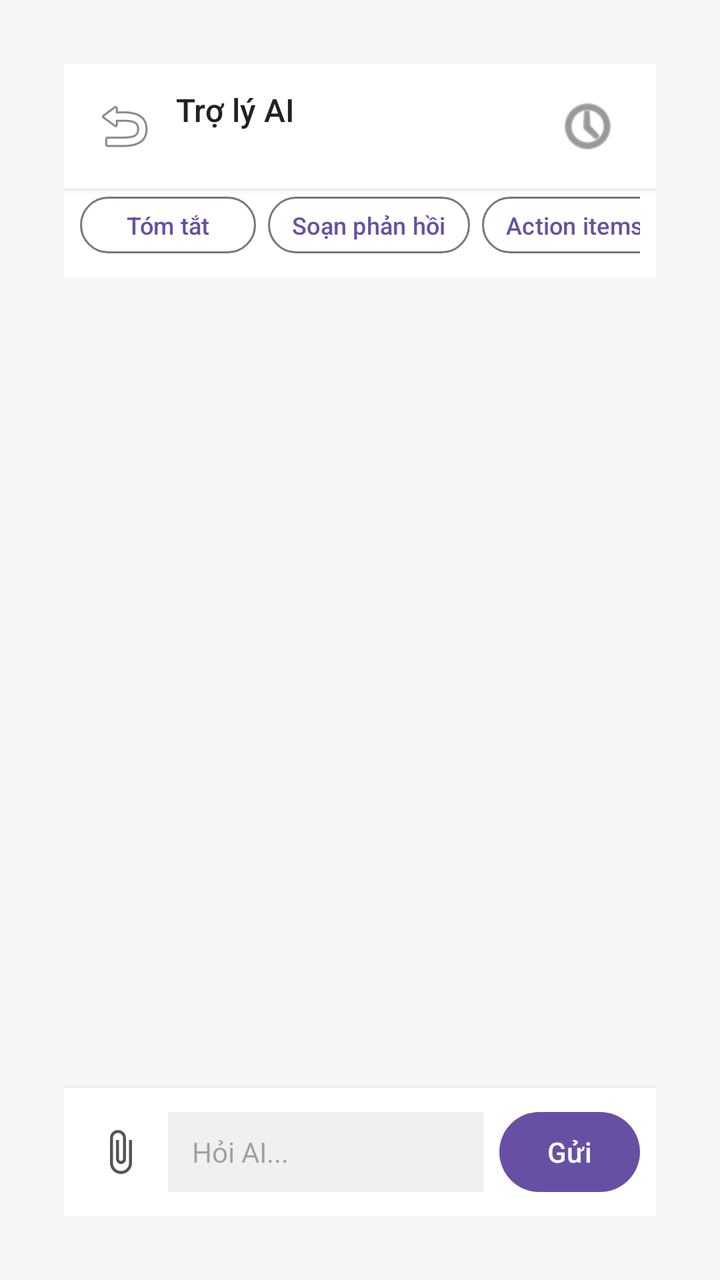
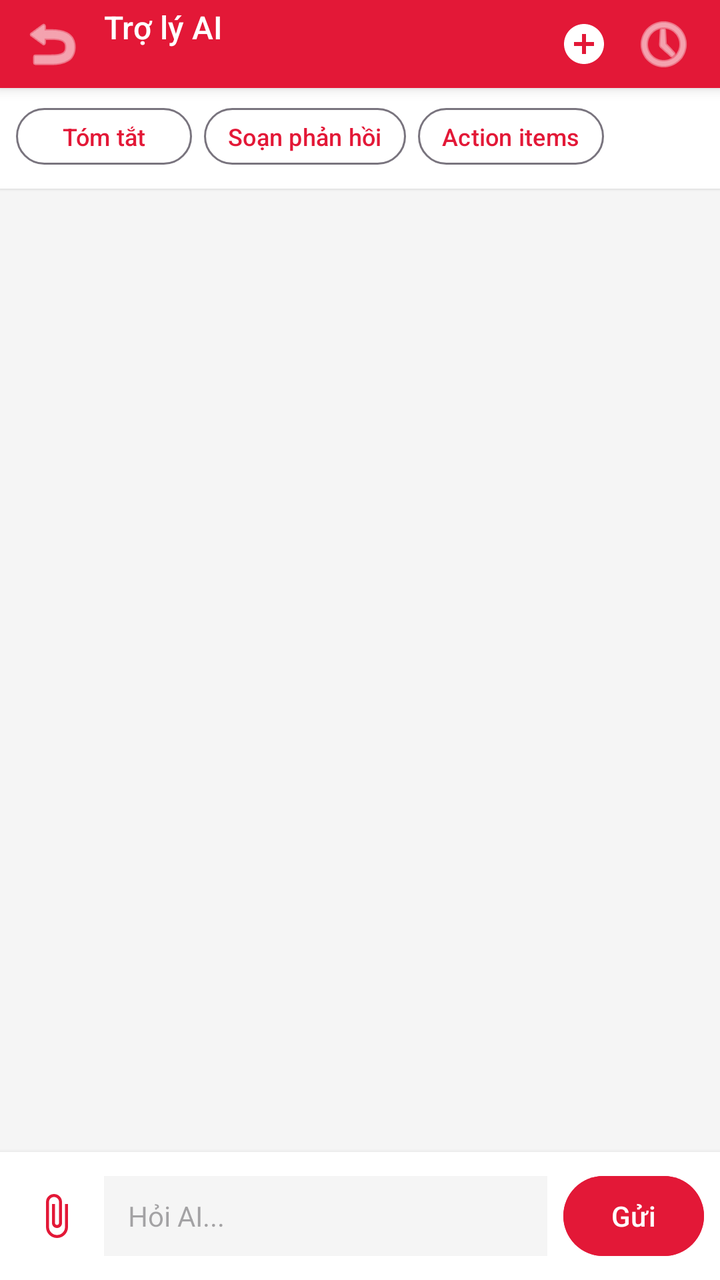

Screens rendered from an Android XML layout before and after an edit, with the pre-edit source and the edit as a unified diff.
<!-- AndroidManifest.xml: application theme Theme.TodoApp -->
<!-- res/layout/activity_ai_chat.xml -->
<?xml version="1.0" encoding="utf-8"?>
<androidx.constraintlayout.widget.ConstraintLayout xmlns:android="http://schemas.android.com/apk/res/android"
    xmlns:app="http://schemas.android.com/apk/res-auto"
    android:layout_width="match_parent"
    android:layout_height="match_parent"
    android:padding="32dp"
    android:background="#F5F6F8">

    
    <LinearLayout
        android:id="@+id/header"
        android:layout_width="match_parent"
        android:layout_height="wrap_content"
        android:background="@android:color/white"
        android:elevation="2dp"
        android:gravity="center_vertical"
        android:orientation="horizontal"
        android:padding="12dp"
        app:layout_constraintTop_toTopOf="parent">

        <ImageButton
            android:id="@+id/btnBack"
            android:layout_width="36dp"
            android:layout_height="36dp"
            android:background="?android:attr/selectableItemBackgroundBorderless"
            android:contentDescription="Back"
            android:src="@android:drawable/ic_menu_revert" />

        <LinearLayout
            android:layout_width="0dp"
            android:layout_height="wrap_content"
            android:layout_marginStart="8dp"
            android:layout_weight="1"
            android:orientation="vertical">

            <TextView
                android:layout_width="match_parent"
                android:layout_height="wrap_content"
                android:fontFamily="sans-serif-medium"
                android:text="Trợ lý AI"
                android:textColor="#222222"
                android:textSize="16sp" />

            <TextView
                android:id="@+id/tvSubtitle"
                android:layout_width="match_parent"
                android:layout_height="wrap_content"
                android:layout_marginTop="2dp"
                android:ellipsize="end"
                android:maxLines="1"
                android:textColor="#666666"
                android:textSize="11sp" />
        </LinearLayout>


        <ImageButton
            android:id="@+id/btnHistory"
            android:layout_width="36dp"
            android:layout_height="36dp"
            android:layout_marginEnd="4dp"
            android:background="?android:attr/selectableItemBackgroundBorderless"
            android:contentDescription="Lịch sử chat"
            android:src="@android:drawable/ic_menu_recent_history"
            app:tint="#555555" />

        <ProgressBar
            android:id="@+id/progressThinking"
            android:layout_width="20dp"
            android:layout_height="20dp"
            android:visibility="gone" />
    </LinearLayout>

    
    <HorizontalScrollView
        android:id="@+id/chipsRow"
        android:layout_width="match_parent"
        android:layout_height="wrap_content"
        android:background="@android:color/white"
        android:paddingHorizontal="8dp"
        android:paddingBottom="8dp"
        android:scrollbars="none"
        app:layout_constraintTop_toBottomOf="@id/header">

        <LinearLayout
            android:layout_width="wrap_content"
            android:layout_height="wrap_content"
            android:orientation="horizontal">

            <Button
                android:id="@+id/chipSummarize"
                style="?attr/materialButtonOutlinedStyle"
                android:layout_width="wrap_content"
                android:layout_height="wrap_content"
                android:layout_marginEnd="6dp"
                android:minHeight="36dp"
                android:paddingHorizontal="12dp"
                android:text="Tóm tắt"
                android:textSize="12sp" />

            <Button
                android:id="@+id/chipReply"
                style="?attr/materialButtonOutlinedStyle"
                android:layout_width="wrap_content"
                android:layout_height="wrap_content"
                android:layout_marginEnd="6dp"
                android:minHeight="36dp"
                android:paddingHorizontal="12dp"
                android:text="Soạn phản hồi"
                android:textSize="12sp" />

            <Button
                android:id="@+id/chipActions"
                style="?attr/materialButtonOutlinedStyle"
                android:layout_width="wrap_content"
                android:layout_height="wrap_content"
                android:minHeight="36dp"
                android:paddingHorizontal="12dp"
                android:text="Action items"
                android:textSize="12sp" />
        </LinearLayout>
    </HorizontalScrollView>

    
    <androidx.recyclerview.widget.RecyclerView
        android:id="@+id/rvMessages"
        android:layout_width="match_parent"
        android:layout_height="0dp"
        android:clipToPadding="false"
        android:paddingVertical="8dp"
        app:layout_constraintBottom_toTopOf="@id/pendingAttachmentsRow"
        app:layout_constraintTop_toBottomOf="@id/chipsRow" />

    <TextView
        android:id="@+id/tvEmpty"
        android:layout_width="wrap_content"
        android:layout_height="wrap_content"
        android:gravity="center"
        android:text="Hỏi AI...\n(Tóm tắt / Phản hồi / Action items)"
        android:textColor="#888"
        android:textSize="13sp"
        android:visibility="gone"
        app:layout_constraintBottom_toTopOf="@id/pendingAttachmentsRow"
        app:layout_constraintEnd_toEndOf="parent"
        app:layout_constraintStart_toStartOf="parent"
        app:layout_constraintTop_toBottomOf="@id/chipsRow" />

    
    <LinearLayout
        android:id="@+id/pendingAttachmentsRow"
        android:layout_width="match_parent"
        android:layout_height="wrap_content"
        android:background="@android:color/white"
        android:gravity="center_vertical"
        android:orientation="horizontal"
        android:paddingHorizontal="8dp"
        android:paddingVertical="6dp"
        android:visibility="gone"
        app:layout_constraintBottom_toTopOf="@id/footer">

        <ProgressBar
            android:id="@+id/pendingProgress"
            android:layout_width="16dp"
            android:layout_height="16dp"
            android:layout_marginEnd="6dp"
            android:visibility="gone" />

        <TextView
            android:id="@+id/pendingProgressLabel"
            android:layout_width="wrap_content"
            android:layout_height="wrap_content"
            android:layout_marginEnd="8dp"
            android:textColor="#666666"
            android:textSize="11sp"
            android:visibility="gone" />

        <HorizontalScrollView
            android:layout_width="0dp"
            android:layout_height="wrap_content"
            android:layout_weight="1"
            android:scrollbars="none">

            <LinearLayout
                android:id="@+id/pendingAttachmentsContainer"
                android:layout_width="wrap_content"
                android:layout_height="wrap_content"
                android:orientation="horizontal" />
        </HorizontalScrollView>
    </LinearLayout>

    
    <LinearLayout
        android:id="@+id/footer"
        android:layout_width="match_parent"
        android:layout_height="wrap_content"
        android:background="@android:color/white"
        android:elevation="4dp"
        android:gravity="center_vertical"
        android:orientation="horizontal"
        android:padding="8dp"
        app:layout_constraintBottom_toBottomOf="parent">

        <ImageButton
            android:id="@+id/btnAttach"
            android:layout_width="40dp"
            android:layout_height="40dp"
            android:layout_marginEnd="4dp"
            android:background="?android:attr/selectableItemBackgroundBorderless"
            android:contentDescription="Đính kèm file"
            android:padding="8dp"
            android:src="@drawable/ic_attach_file"
            app:tint="#555555" />

        <EditText
            android:id="@+id/etInput"
            android:layout_width="0dp"
            android:layout_height="wrap_content"
            android:layout_weight="1"
            android:background="#F0F0F2"
            android:hint="Hỏi AI..."
            android:imeOptions="actionSend"
            android:inputType="textMultiLine|textCapSentences"
            android:maxLines="4"
            android:minHeight="40dp"
            android:paddingHorizontal="12dp"
            android:paddingVertical="8dp"
            android:textSize="14sp" />

        <Button
            android:id="@+id/btnSend"
            android:layout_width="wrap_content"
            android:layout_height="wrap_content"
            android:layout_marginStart="8dp"
            android:minWidth="64dp"
            android:text="Gửi" />
    </LinearLayout>

</androidx.constraintlayout.widget.ConstraintLayout>
<!-- resources referenced by this layout -->
<resources>
  <!-- drawable ic_attach_file (drawable) -->
  <?xml version="1.0" encoding="utf-8"?>
  <vector xmlns:android="http://schemas.android.com/apk/res/android"
      android:width="24dp"
      android:height="24dp"
      android:viewportWidth="24"
      android:viewportHeight="24"
      android:tint="?attr/colorControlNormal">
      <path
          android:fillColor="@android:color/white"
          android:pathData="M16.5,6v11.5c0,2.21 -1.79,4 -4,4s-4,-1.79 -4,-4V5c0,-1.38 1.12,-2.5 2.5,-2.5s2.5,1.12 2.5,2.5v10.5c0,0.55 -0.45,1 -1,1s-1,-0.45 -1,-1V6H10v9.5c0,1.38 1.12,2.5 2.5,2.5s2.5,-1.12 2.5,-2.5V5c0,-2.21 -1.79,-4 -4,-4S7,2.79 7,5v12.5c0,3.04 2.46,5.5 5.5,5.5s5.5,-2.46 5.5,-5.5V6h-1.5z" />
  </vector>
  <style name="Theme.TodoApp" parent="Base.Theme.TodoApp">
          
          <item name="android:windowOptOutEdgeToEdgeEnforcement" tools:targetApi="35">true</item>
      </style>
  <style name="Base.Theme.TodoApp" parent="Theme.Material3.DayNight.NoActionBar">
          
          
      </style>
</resources>

<!-- the commit's change to res/layout/activity_ai_chat.xml (unified diff, before → after) -->
@@ -3,33 +3,33 @@
     xmlns:app="http://schemas.android.com/apk/res-auto"
     android:layout_width="match_parent"
     android:layout_height="match_parent"
-    android:padding="32dp"
-    android:background="#F5F6F8">
+    android:background="@color/surface">
 
     
     <LinearLayout
         android:id="@+id/header"
         android:layout_width="match_parent"
         android:layout_height="wrap_content"
-        android:background="@android:color/white"
-        android:elevation="2dp"
+        android:background="@color/hust_red"
+        android:elevation="4dp"
         android:gravity="center_vertical"
         android:orientation="horizontal"
-        android:padding="12dp"
+        android:paddingHorizontal="4dp"
         app:layout_constraintTop_toTopOf="parent">
 
         <ImageButton
             android:id="@+id/btnBack"
-            android:layout_width="36dp"
-            android:layout_height="36dp"
+            android:layout_width="44dp"
+            android:layout_height="44dp"
             android:background="?android:attr/selectableItemBackgroundBorderless"
             android:contentDescription="Back"
-            android:src="@android:drawable/ic_menu_revert" />
+            android:src="@android:drawable/ic_menu_revert"
+            app:tint="#FFFFFF" />
 
         <LinearLayout
             android:layout_width="0dp"
             android:layout_height="wrap_content"
-            android:layout_marginStart="8dp"
+            android:layout_marginStart="4dp"
             android:layout_weight="1"
             android:orientation="vertical">
 
@@ -38,7 +38,7 @@
                 android:layout_height="wrap_content"
                 android:fontFamily="sans-serif-medium"
                 android:text="Trợ lý AI"
-                android:textColor="#222222"
+                android:textColor="#FFFFFF"
                 android:textSize="16sp" />
 
             <TextView
@@ -48,25 +48,35 @@
                 android:layout_marginTop="2dp"
                 android:ellipsize="end"
                 android:maxLines="1"
-                android:textColor="#666666"
+                android:textColor="#FFCDD2"
                 android:textSize="11sp" />
         </LinearLayout>
 
+        <ImageButton
+            android:id="@+id/btnNewChat"
+            android:layout_width="40dp"
+            android:layout_height="40dp"
+            android:background="?android:attr/selectableItemBackgroundBorderless"
+            android:contentDescription="Chat mới"
+            android:src="@drawable/ic_add"
+            app:tint="#FFFFFF" />
 
         <ImageButton
             android:id="@+id/btnHistory"
-            android:layout_width="36dp"
-            android:layout_height="36dp"
+            android:layout_width="40dp"
+            android:layout_height="40dp"
             android:layout_marginEnd="4dp"
             android:background="?android:attr/selectableItemBackgroundBorderless"
             android:contentDescription="Lịch sử chat"
             android:src="@android:drawable/ic_menu_recent_history"
-            app:tint="#555555" />
+            app:tint="#FFFFFF" />
 
         <ProgressBar
             android:id="@+id/progressThinking"
             android:layout_width="20dp"
             android:layout_height="20dp"
+            android:layout_marginEnd="8dp"
+            android:indeterminateTint="#FFFFFF"
             android:visibility="gone" />
     </LinearLayout>
 
@@ -76,8 +86,10 @@
         android:layout_width="match_parent"
         android:layout_height="wrap_content"
         android:background="@android:color/white"
+        android:elevation="1dp"
         android:paddingHorizontal="8dp"
         android:paddingBottom="8dp"
+        android:paddingTop="6dp"
         android:scrollbars="none"
         app:layout_constraintTop_toBottomOf="@id/header">
 
@@ -92,7 +104,7 @@
                 android:layout_width="wrap_content"
                 android:layout_height="wrap_content"
                 android:layout_marginEnd="6dp"
-                android:minHeight="36dp"
+                android:minHeight="34dp"
                 android:paddingHorizontal="12dp"
                 android:text="Tóm tắt"
                 android:textSize="12sp" />
@@ -103,7 +115,7 @@
                 android:layout_width="wrap_content"
                 android:layout_height="wrap_content"
                 android:layout_marginEnd="6dp"
-                android:minHeight="36dp"
+                android:minHeight="34dp"
                 android:paddingHorizontal="12dp"
                 android:text="Soạn phản hồi"
                 android:textSize="12sp" />
@@ -113,7 +125,7 @@
                 style="?attr/materialButtonOutlinedStyle"
                 android:layout_width="wrap_content"
                 android:layout_height="wrap_content"
-                android:minHeight="36dp"
+                android:minHeight="34dp"
                 android:paddingHorizontal="12dp"
                 android:text="Action items"
                 android:textSize="12sp" />
@@ -136,7 +148,7 @@
         android:layout_height="wrap_content"
         android:gravity="center"
         android:text="Hỏi AI...\n(Tóm tắt / Phản hồi / Action items)"
-        android:textColor="#888"
+        android:textColor="@color/text_hint"
         android:textSize="13sp"
         android:visibility="gone"
         app:layout_constraintBottom_toTopOf="@id/pendingAttachmentsRow"
@@ -162,6 +174,7 @@
             android:layout_width="16dp"
             android:layout_height="16dp"
             android:layout_marginEnd="6dp"
+            android:indeterminateTint="@color/hust_red"
             android:visibility="gone" />
 
         <TextView
@@ -169,7 +182,7 @@
             android:layout_width="wrap_content"
             android:layout_height="wrap_content"
             android:layout_marginEnd="8dp"
-            android:textColor="#666666"
+            android:textColor="@color/text_secondary"
             android:textSize="11sp"
             android:visibility="gone" />
 
@@ -208,14 +221,14 @@
             android:contentDescription="Đính kèm file"
             android:padding="8dp"
             android:src="@drawable/ic_attach_file"
-            app:tint="#555555" />
+            app:tint="@color/hust_red" />
 
         <EditText
             android:id="@+id/etInput"
             android:layout_width="0dp"
             android:layout_height="wrap_content"
             android:layout_weight="1"
-            android:background="#F0F0F2"
+            android:background="@color/surface"
             android:hint="Hỏi AI..."
             android:imeOptions="actionSend"
             android:inputType="textMultiLine|textCapSentences"
@@ -230,8 +243,10 @@
             android:layout_width="wrap_content"
             android:layout_height="wrap_content"
             android:layout_marginStart="8dp"
-            android:minWidth="64dp"
-            android:text="Gửi" />
+            android:backgroundTint="@color/hust_red"
+            android:minWidth="60dp"
+            android:text="Gửi"
+            android:textColor="#FFFFFF" />
     </LinearLayout>
 
 </androidx.constraintlayout.widget.ConstraintLayout>
<!-- resource entries referenced after the edit -->
@@ -1,5 +1,15 @@
 <!-- resources referenced by this layout -->
 <resources>
+  <color name="hust_red">#E31837</color>
+  <color name="surface">#F5F5F5</color>
+  <color name="text_hint">#AAAAAA</color>
+  <color name="text_secondary">#666666</color>
+  <!-- drawable ic_add (drawable) -->
+  <vector xmlns:android="http://schemas.android.com/apk/res/android" android:height="24dp" android:tint="#0DC7D0" android:viewportHeight="24" android:viewportWidth="24" android:width="24dp">
+        
+      <path android:fillColor="@android:color/white" android:pathData="M12,2C6.48,2 2,6.48 2,12s4.48,10 10,10 10,-4.48 10,-10S17.52,2 12,2zM17,13h-4v4h-2v-4L7,13v-2h4L11,7h2v4h4v2z"/>
+      
+  </vector>
   <!-- drawable ic_attach_file (drawable) -->
   <?xml version="1.0" encoding="utf-8"?>
   <vector xmlns:android="http://schemas.android.com/apk/res/android"
@@ -13,12 +23,22 @@
           android:pathData="M16.5,6v11.5c0,2.21 -1.79,4 -4,4s-4,-1.79 -4,-4V5c0,-1.38 1.12,-2.5 2.5,-2.5s2.5,1.12 2.5,2.5v10.5c0,0.55 -0.45,1 -1,1s-1,-0.45 -1,-1V6H10v9.5c0,1.38 1.12,2.5 2.5,2.5s2.5,-1.12 2.5,-2.5V5c0,-2.21 -1.79,-4 -4,-4S7,2.79 7,5v12.5c0,3.04 2.46,5.5 5.5,5.5s5.5,-2.46 5.5,-5.5V6h-1.5z" />
   </vector>
   <style name="Theme.TodoApp" parent="Base.Theme.TodoApp">
-          
           <item name="android:windowOptOutEdgeToEdgeEnforcement" tools:targetApi="35">true</item>
       </style>
   <style name="Base.Theme.TodoApp" parent="Theme.Material3.DayNight.NoActionBar">
-          
-          
+          <item name="colorPrimary">@color/hust_red</item>
+          <item name="colorOnPrimary">@color/white</item>
+          <item name="colorPrimaryContainer">@color/hust_red_light</item>
+          <item name="colorOnPrimaryContainer">@color/hust_red_dark</item>
+          <item name="colorSecondary">@color/hust_red_dark</item>
+          <item name="colorOnSecondary">@color/white</item>
+          <item name="colorSurface">@color/white</item>
+          <item name="colorOnSurface">@color/text_primary</item>
+          <item name="android:colorBackground">@color/surface</item>
       </style>
+  <color name="white">#FFFFFFFF</color>
+  <color name="hust_red_light">#FFEBEE</color>
+  <color name="hust_red_dark">#A81020</color>
+  <color name="text_primary">#1A1A1A</color>
 </resources>
 
